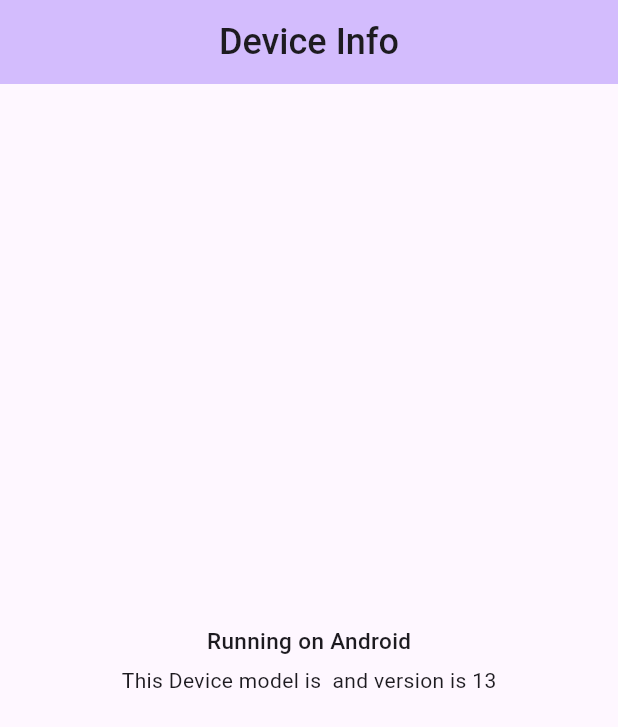
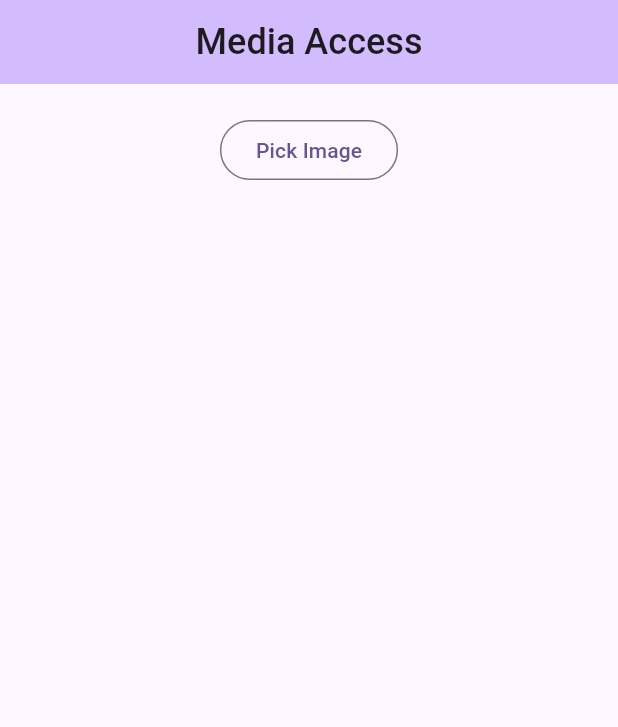
Before and after one commit to noura2tarek/Device_Features_App, a Flutter app: the screen it shows after launch, on a phone screen of 412 x 824 dp. Shown: the top 727 px of the screen. Run offline on Flutter 3.47's test engine with Material 3 defaults, Android fonts, the phone set to English and light mode, and no system bars; our stand-ins replace image_picker.

Commit message:
Add image picker & output images

```diff
--- a/lib/home_page.dart
+++ b/lib/home_page.dart
@@ -1,6 +1,7 @@
-import 'package:device_info_plus/device_info_plus.dart';
+import 'dart:developer';
+import 'dart:io';
 import 'package:flutter/material.dart';
-import 'dart:io';
+import 'package:image_picker/image_picker.dart';
 
 class MyHomePage extends StatefulWidget {
   const MyHomePage({super.key, required this.title});
@@ -12,36 +13,23 @@ class MyHomePage extends StatefulWidget {
 }
 
 class _MyHomePageState extends State<MyHomePage> {
-  String modelName = '';
-  String version = '';
+  List<File> pickedImages = [];
+  final ImagePicker picker = ImagePicker();
 
-  // current operating system
-  String currentOs = '';
+  //-- Pick Multiple Image Method --//
+  Future<void> _pickMultipleImage() async {
+    // We don't need to check permission as this already handled by image_picker
+    // Pick multiple images.
+    final List<XFile> images = await picker.pickMultiImage();
+    if (images.isNotEmpty) {
+      log('picked images count is ${images.length}');
 
-  //-- Get Device info method --//
-  _getDeviceInfo() async {
-    DeviceInfoPlugin deviceInfo = DeviceInfoPlugin();
-    // Determine the current platform using dart:io library
-    if (Platform.isAndroid) {
-      currentOs = 'Android';
-      // get device info
-      AndroidDeviceInfo Info = await deviceInfo.androidInfo;
-      modelName = Info.model;
-      version = Info.version.release;
-    } else if (Platform.isIOS) {
-      currentOs = 'IOS';
-      IosDeviceInfo iosInfo = await deviceInfo.iosInfo;
-      modelName = iosInfo.model;
-      version = iosInfo.systemVersion;
+      setState(() {
+        pickedImages = images.map((e) => File(e.path)).toList();
+      });
+    } else {
+      log('No image selected');
     }
-
-    setState(() {});
-  }
-
-  @override
-  void initState() {
-    _getDeviceInfo();
-    super.initState();
   }
 
   @override
@@ -58,26 +46,46 @@ class _MyHomePageState extends State<MyHomePage> {
         ),
         centerTitle: true,
       ),
-      body: Center(
+      body: Padding(
+        padding: const EdgeInsets.symmetric(
+          vertical: 10.0,
+          horizontal: 16.0,
+        ),
         child: Column(
-          mainAxisAlignment: MainAxisAlignment.center,
           children: [
-            // Current operating system
-            Text(
-              'Running on $currentOs',
-              style: TextStyle(
-                fontWeight: FontWeight.w500,
-                fontSize: 15,
+            //-- Images Picked List --//
+            if (pickedImages.isNotEmpty)
+              Expanded(
+                child: ListView.builder(
+                  scrollDirection: Axis.vertical,
+                  itemBuilder: (context, index) {
+                    var image = pickedImages[index];
+                    return Padding(
+                      padding: const EdgeInsets.only(bottom: 10),
+                      child: Image.file(
+                        height: 200.0,
+                        width: double.infinity,
+                        image,
+                        fit: BoxFit.cover,
+                      ),
+                    );
+                  },
+                  itemCount: pickedImages.length,
+                ),
               ),
-            ),
-            SizedBox(height: 6),
-            // Device model and operation system version
-            Text(
-              'This Device model is $modelName and version is $version',
+            //-- Pick Image button --//
+            Padding(
+              padding: const EdgeInsets.all(10.0),
+              child: Center(
+                child: OutlinedButton(
+                  onPressed: _pickMultipleImage,
+                  child: Text('Pick Image'),
+                ),
+              ),
             ),
           ],
         ),
-      ), // This trailing comma makes auto-formatting nicer for build methods.
+      ),
     );
   }
 }
--- a/lib/main.dart
+++ b/lib/main.dart
@@ -8,17 +8,16 @@ void main() {
 class MyApp extends StatelessWidget {
   const MyApp({super.key});
 
-  // This widget is the root of your application.
   @override
   Widget build(BuildContext context) {
     return MaterialApp(
       debugShowCheckedModeBanner: false,
-      title: 'Device Info App',
+      title: 'Device Features App',
       theme: ThemeData(
         colorScheme: ColorScheme.fromSeed(seedColor: Colors.deepPurple),
         useMaterial3: true,
       ),
-      home: const MyHomePage(title: 'Device Info'),
+      home: const MyHomePage(title: 'Media Access'),
     );
   }
 }
--- a/pubspec.yaml
+++ b/pubspec.yaml
@@ -34,7 +34,7 @@ dependencies:
   # The following adds the Cupertino Icons font to your application.
   # Use with the CupertinoIcons class for iOS style icons.
   cupertino_icons: ^1.0.8
-  device_info_plus: ^11.2.2
+  image_picker: ^1.1.2
 
 dev_dependencies:
   flutter_test:
```
Also changed, not shown: assets/images/screen_output1.jpg (added), assets/images/screen_output2.jpg (added), images/screen_output.png (deleted), pubspec.lock, 9 other files.
